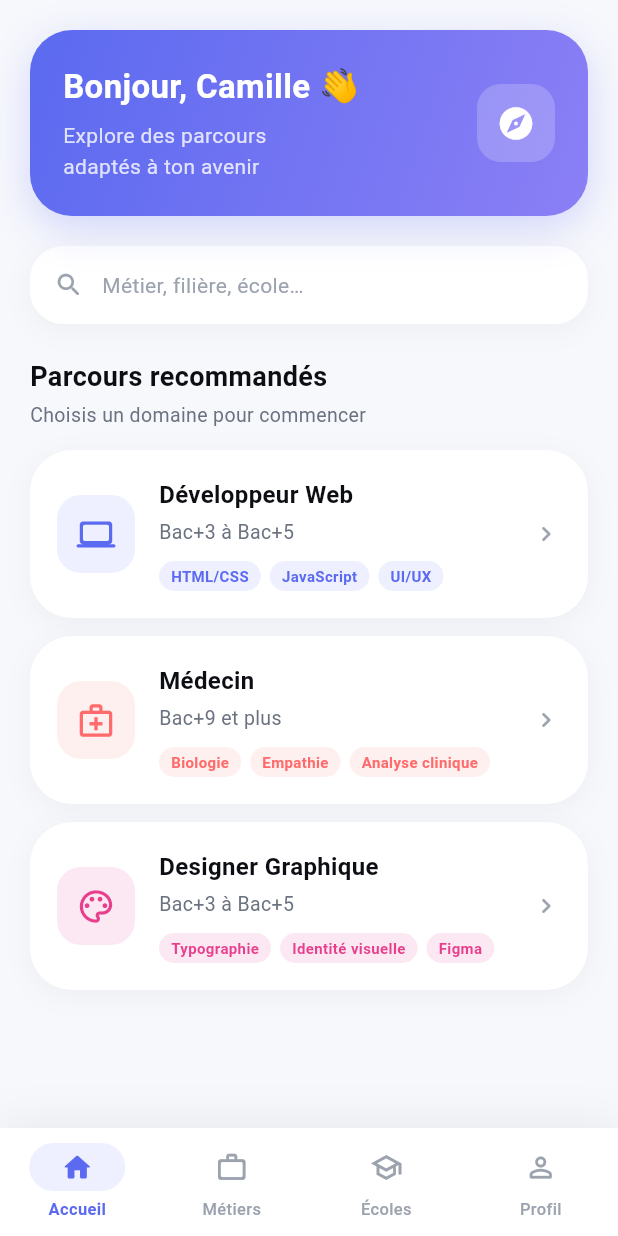
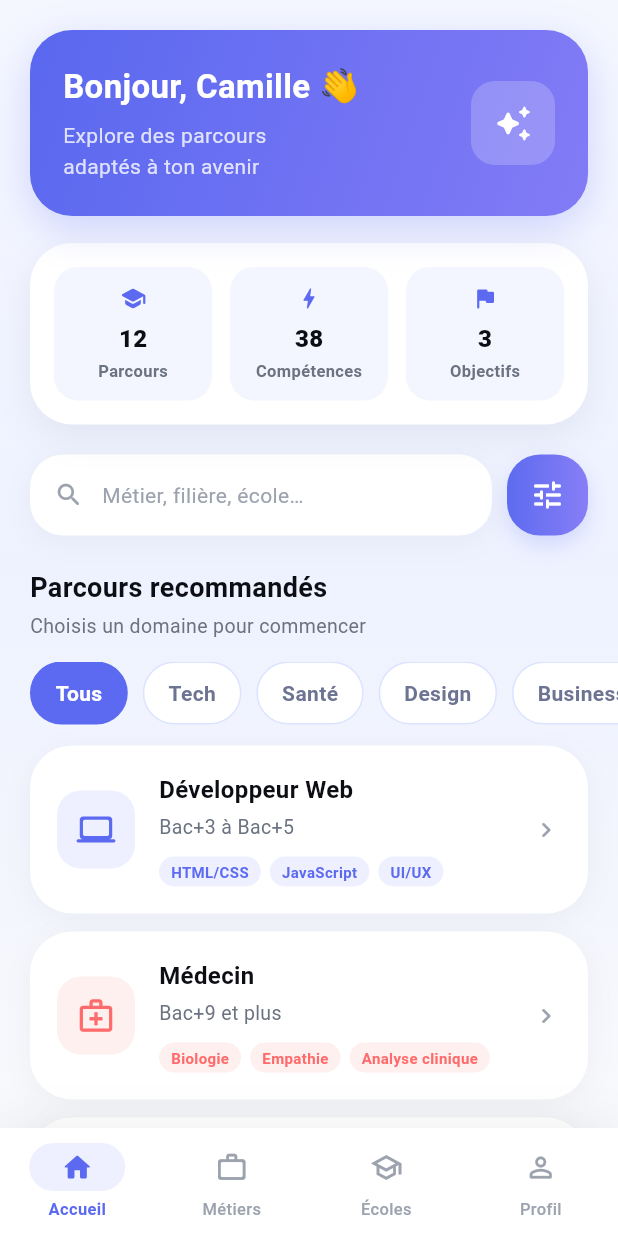
Before and after one commit to shikileliondor/test-flutter, a Flutter app: the screen it shows after launch, on a phone screen of 412 x 824 dp. Run offline on Flutter 3.47's test engine with Material 3 defaults, Android fonts, the phone set to English and light mode, and no system bars; network calls fail.

Commit message:
Redesign home screen with richer UI sections

```diff
--- a/lib/screens/home_screen.dart
+++ b/lib/screens/home_screen.dart
@@ -19,6 +19,15 @@ class HomeScreen extends StatefulWidget {
 
 class _HomeScreenState extends State<HomeScreen> {
   late Future<List<Filiere>> _filieresFuture;
+  int _selectedCategory = 0;
+
+  static const _categories = [
+    'Tous',
+    'Tech',
+    'Santé',
+    'Design',
+    'Business',
+  ];
 
   @override
   void initState() {
@@ -29,7 +38,15 @@ class _HomeScreenState extends State<HomeScreen> {
   @override
   Widget build(BuildContext context) {
     return Scaffold(
-      body: SafeArea(
+      body: Container(
+        decoration: const BoxDecoration(
+          gradient: LinearGradient(
+            begin: Alignment.topCenter,
+            end: Alignment.bottomCenter,
+            colors: [Color(0xFFF5F7FF), Color(0xFFEEF2FF), Color(0xFFF8F9FC)],
+          ),
+        ),
+        child: SafeArea(
           child: FutureBuilder<List<Filiere>>(
           future: _filieresFuture,
           builder: (context, snapshot) {
@@ -47,6 +64,13 @@ class _HomeScreenState extends State<HomeScreen> {
               slivers: [
                 // ── Header ──────────────────────────────────────────
                 SliverToBoxAdapter(child: _buildHeader()),
+
+                SliverToBoxAdapter(
+                  child: Padding(
+                    padding: const EdgeInsets.fromLTRB(20, 18, 20, 0),
+                    child: _buildProgressCard(),
+                  ),
+                ),
 
                 // ── Barre de recherche ───────────────────────────────
                 SliverToBoxAdapter(
@@ -67,9 +91,51 @@ class _HomeScreenState extends State<HomeScreen> {
                   ),
                 ),
 
+                SliverToBoxAdapter(
+                  child: SizedBox(
+                    height: 42,
+                    child: ListView.separated(
+                      padding: const EdgeInsets.symmetric(horizontal: 20),
+                      scrollDirection: Axis.horizontal,
+                      itemCount: _categories.length,
+                      separatorBuilder: (_, __) => const SizedBox(width: 10),
+                      itemBuilder: (context, index) {
+                        final isSelected = _selectedCategory == index;
+                        return GestureDetector(
+                          onTap: () => setState(() => _selectedCategory = index),
+                          child: AnimatedContainer(
+                            duration: const Duration(milliseconds: 180),
+                            padding: const EdgeInsets.symmetric(horizontal: 16),
+                            decoration: BoxDecoration(
+                              color: isSelected ? AppColors.primary : Colors.white,
+                              borderRadius: BorderRadius.circular(AppRadius.full),
+                              border: Border.all(
+                                color: isSelected
+                                    ? AppColors.primary
+                                    : const Color(0xFFDCE3FF),
+                              ),
+                            ),
+                            child: Center(
+                              child: Text(
+                                _categories[index],
+                                style: TextStyle(
+                                  color: isSelected
+                                      ? Colors.white
+                                      : const Color(0xFF6D7392),
+                                  fontWeight: FontWeight.w600,
+                                ),
+                              ),
+                            ),
+                          ),
+                        );
+                      },
+                    ),
+                  ),
+                ),
+
                 // ── Filiere cards ────────────────────────────────────
                 SliverPadding(
-                  padding: const EdgeInsets.fromLTRB(20, 0, 20, 100),
+                  padding: const EdgeInsets.fromLTRB(20, 14, 20, 100),
                   sliver: SliverList.separated(
                     itemCount: filieres.length,
                     separatorBuilder: (_, __) => const SizedBox(height: 12),
@@ -93,6 +159,7 @@ class _HomeScreenState extends State<HomeScreen> {
           },
           ),
         ),
+      ),
     );
   }
 
@@ -102,7 +169,7 @@ class _HomeScreenState extends State<HomeScreen> {
       padding: const EdgeInsets.all(22),
       decoration: BoxDecoration(
         gradient: const LinearGradient(
-          colors: [Color(0xFF5B6AF0), Color(0xFF8B7FF5)],
+          colors: [Color(0xFF5968EF), Color(0xFF837BF6)],
           begin: Alignment.topLeft,
           end: Alignment.bottomRight,
         ),
@@ -142,14 +209,40 @@ class _HomeScreenState extends State<HomeScreen> {
             ),
           ),
           Container(
-            width: 52,
-            height: 52,
+            width: 56,
+            height: 56,
             decoration: BoxDecoration(
               color: Colors.white.withOpacity(0.2),
               borderRadius: BorderRadius.circular(AppRadius.md),
             ),
-            child: const Icon(Icons.explore_rounded, color: Colors.white, size: 26),
+            child: const Icon(Icons.auto_awesome_rounded, color: Colors.white, size: 26),
           ),
+        ],
+      ),
+    );
+  }
+
+  Widget _buildProgressCard() {
+    return Container(
+      padding: const EdgeInsets.all(16),
+      decoration: BoxDecoration(
+        color: Colors.white,
+        borderRadius: BorderRadius.circular(AppRadius.xl),
+        boxShadow: const [
+          BoxShadow(
+            color: Color(0x120F1A4A),
+            blurRadius: 20,
+            offset: Offset(0, 8),
+          ),
+        ],
+      ),
+      child: Row(
+        children: const [
+          _MiniStat(icon: Icons.school_rounded, value: '12', label: 'Parcours'),
+          SizedBox(width: 12),
+          _MiniStat(icon: Icons.bolt_rounded, value: '38', label: 'Compétences'),
+          SizedBox(width: 12),
+          _MiniStat(icon: Icons.flag_rounded, value: '3', label: 'Objectifs'),
         ],
       ),
     );
@@ -185,23 +278,96 @@ class _HomeScreenState extends State<HomeScreen> {
 class _SearchBar extends StatelessWidget {
   @override
   Widget build(BuildContext context) {
-    return Container(
-      height: 52,
+    return Row(
+      children: [
+        Expanded(
+          child: Container(
+            height: 54,
             decoration: BoxDecoration(
               color: Colors.white,
               borderRadius: BorderRadius.circular(AppRadius.lg),
               boxShadow: AppShadow.card,
             ),
             child: Row(
-        children: [
-          const SizedBox(width: 16),
-          const Icon(Icons.search_rounded, color: AppColors.textMuted, size: 20),
-          const SizedBox(width: 12),
+              children: const [
+                SizedBox(width: 16),
+                Icon(Icons.search_rounded, color: AppColors.textMuted, size: 20),
+                SizedBox(width: 12),
                 Text(
                   'Métier, filière, école…',
-            style: const TextStyle(color: AppColors.textMuted, fontSize: 14),
+                  style: TextStyle(color: AppColors.textMuted, fontSize: 14),
                 ),
               ],
+            ),
+          ),
+        ),
+        const SizedBox(width: 10),
+        Container(
+          width: 54,
+          height: 54,
+          decoration: BoxDecoration(
+            gradient: const LinearGradient(
+              colors: [Color(0xFF5D6BF0), Color(0xFF877EF6)],
+            ),
+            borderRadius: BorderRadius.circular(AppRadius.lg),
+            boxShadow: const [
+              BoxShadow(
+                color: Color(0x335B6AF0),
+                blurRadius: 12,
+                offset: Offset(0, 6),
+              ),
+            ],
+          ),
+          child: const Icon(Icons.tune_rounded, color: Colors.white),
+        ),
+      ],
+    );
+  }
+}
+
+class _MiniStat extends StatelessWidget {
+  const _MiniStat({
+    required this.icon,
+    required this.value,
+    required this.label,
+  });
+
+  final IconData icon;
+  final String value;
+  final String label;
+
+  @override
+  Widget build(BuildContext context) {
+    return Expanded(
+      child: Container(
+        padding: const EdgeInsets.symmetric(vertical: 12, horizontal: 8),
+        decoration: BoxDecoration(
+          color: const Color(0xFFF4F6FF),
+          borderRadius: BorderRadius.circular(AppRadius.md),
+        ),
+        child: Column(
+          children: [
+            Icon(icon, color: AppColors.primary, size: 18),
+            const SizedBox(height: 6),
+            Text(
+              value,
+              style: const TextStyle(
+                fontSize: 16,
+                fontWeight: FontWeight.w800,
+                color: AppColors.text,
+              ),
+            ),
+            const SizedBox(height: 2),
+            Text(
+              label,
+              style: const TextStyle(
+                fontSize: 11,
+                color: AppColors.textSub,
+                fontWeight: FontWeight.w600,
+              ),
+            ),
+          ],
+        ),
       ),
     );
   }
```
Lines whose indentation alone changed are shown as unchanged.
